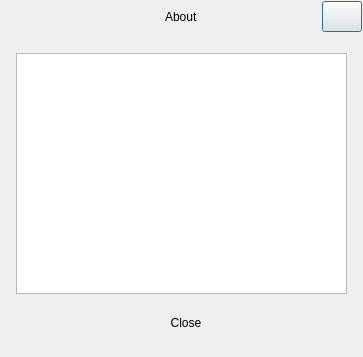
First picture: the form in app/about.ui, repository CineEncoder/cine-encoder, before the edit.
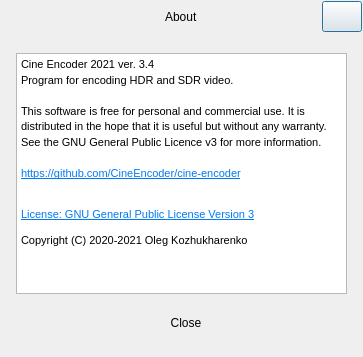
Second picture: the form after the edit. Icons and pictures are not drawn.

```diff
--- a/app/about.ui
+++ b/app/about.ui
@@ -170,7 +170,11 @@
 &lt;html&gt;&lt;head&gt;&lt;meta name=&quot;qrichtext&quot; content=&quot;1&quot; /&gt;&lt;style type=&quot;text/css&quot;&gt;
 p, li { white-space: pre-wrap; }
 &lt;/style&gt;&lt;/head&gt;&lt;body style=&quot; font-family:'MS Shell Dlg 2'; font-size:8.25pt; font-weight:400; font-style:normal;&quot;&gt;
-&lt;p style=&quot;-qt-paragraph-type:empty; margin-top:0px; margin-bottom:0px; margin-left:0px; margin-right:0px; -qt-block-indent:0; text-indent:0px; font-family:'Cantarell'; font-size:10pt;&quot;&gt;&lt;br /&gt;&lt;/p&gt;&lt;/body&gt;&lt;/html&gt;</string>
+&lt;p style=&quot; margin-top:12px; margin-bottom:12px; margin-left:0px; margin-right:0px; -qt-block-indent:0; text-indent:0px; line-height:120%;&quot;&gt;Cine Encoder 2021 ver. 3.4&lt;br /&gt;Program for encoding HDR and SDR video.&lt;br /&gt;&lt;br /&gt;This software is free for personal and commercial use. It is distributed in the hope that it is useful but without any warranty. See the GNU General Public Licence v3 for more information.&lt;br /&gt;&lt;br /&gt;&lt;a href=&quot;https://github.com/CineEncoder/cine-encoder&quot;&gt;&lt;span style=&quot; text-decoration: underline; color:#007af4;&quot;&gt;https://github.com/CineEncoder/cine-encoder&lt;/span&gt;&lt;/a&gt;&lt;/p&gt;
+&lt;p style=&quot; margin-top:0px; margin-bottom:0px; margin-left:0px; margin-right:0px; -qt-block-indent:0; text-indent:0px;&quot;&gt;&lt;br /&gt;&lt;a href=&quot;https://github.com/CineEncoder/cine-encoder/blob/master/LICENSE&quot;&gt;&lt;span style=&quot; text-decoration: underline; color:#007af4;&quot;&gt;License: GNU General Public License Version 3&lt;/span&gt;&lt;/a&gt;&lt;br /&gt;&lt;br /&gt;Copyright (C) 2020-2021 Oleg Kozhukharenko&lt;/p&gt;&lt;/body&gt;&lt;/html&gt;</string>
+            </property>
+            <property name="acceptRichText">
+             <bool>true</bool>
             </property>
            </widget>
           </widget>
```
Left out of the diff: 6 changed lines with no effect on the pictures.
